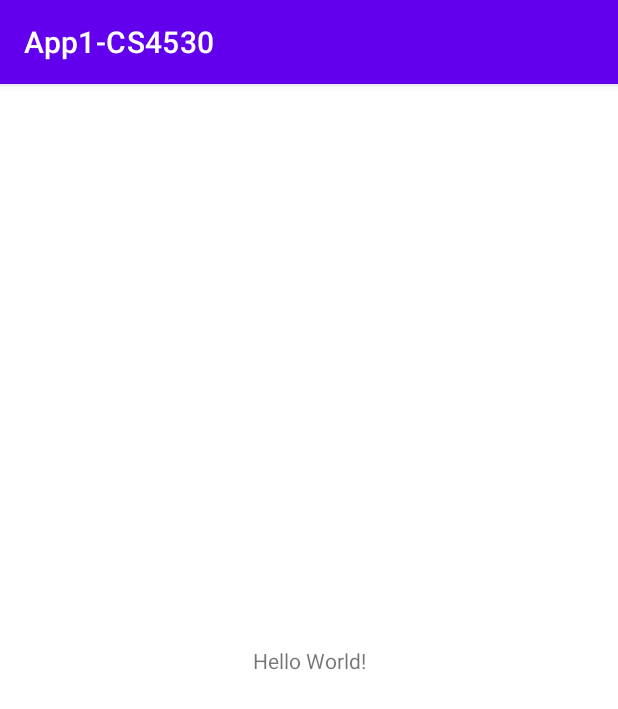
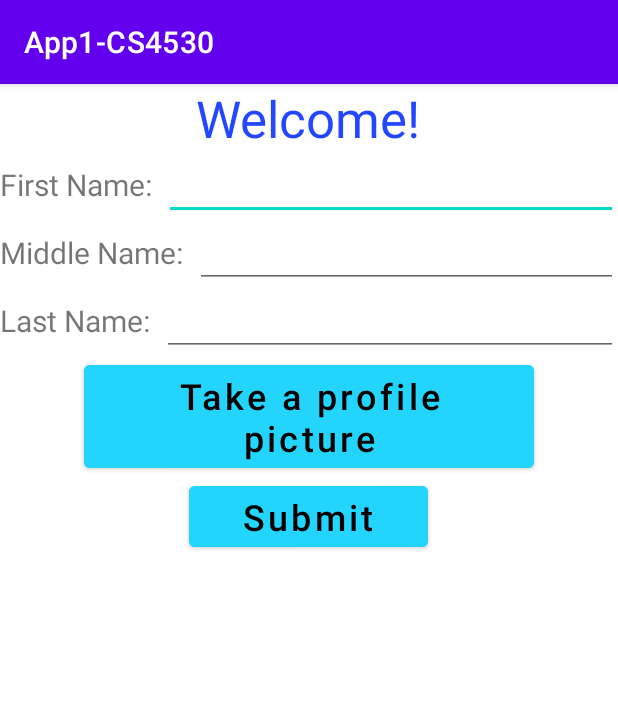
Before and after one commit to BenCShep/App1-CS4530, an Android app: the screen it shows after launch (MainActivity), on a phone screen of 412 x 824 dp. Shown: the top 709 px of the screen. Run offline under Robolectric (Android 15) with nearby library versions, the phone set to English and light mode, and no system bars.

Commit message:
Created initial layout for app

```diff
--- a/app/src/main/res/layout/activity_main.xml
+++ b/app/src/main/res/layout/activity_main.xml
@@ -1,18 +1,132 @@
 <?xml version="1.0" encoding="utf-8"?>
-<androidx.constraintlayout.widget.ConstraintLayout xmlns:android="http://schemas.android.com/apk/res/android"
+<LinearLayout xmlns:android="http://schemas.android.com/apk/res/android"
     xmlns:app="http://schemas.android.com/apk/res-auto"
     xmlns:tools="http://schemas.android.com/tools"
     android:layout_width="match_parent"
     android:layout_height="match_parent"
-    tools:context=".MainActivity">
+    android:orientation="vertical"
+    android:layout_gravity="center">
 
-    <TextView
-        android:layout_width="wrap_content"
+    <LinearLayout
+        android:layout_width="match_parent"
         android:layout_height="wrap_content"
-        android:text="Hello World!"
-        app:layout_constraintBottom_toBottomOf="parent"
-        app:layout_constraintEnd_toEndOf="parent"
-        app:layout_constraintStart_toStartOf="parent"
-        app:layout_constraintTop_toTopOf="parent" />
+        android:layout_centerVertical="true"
+        android:gravity="center"
+        android:orientation="horizontal">
 
-</androidx.constraintlayout.widget.ConstraintLayout>
+        <TextView
+            android:id="@+id/textview_first"
+            android:layout_width="wrap_content"
+            android:layout_height="wrap_content"
+            android:gravity="center_vertical"
+            android:text="Welcome!"
+            android:textColor="#2247FE"
+            android:textSize="34sp" />
+    </LinearLayout>
+
+    <LinearLayout
+        android:layout_width="match_parent"
+        android:layout_height="wrap_content"
+        android:orientation="horizontal"
+        android:layout_centerVertical="true"
+        >
+
+        <TextView
+            android:id="@+id/tv_First"
+            android:layout_width="wrap_content"
+            android:layout_height="wrap_content"
+            android:layout_marginRight="8dp"
+            android:layout_weight="0"
+            android:text="First Name:"
+            android:textSize="20sp" />
+
+        <EditText
+            android:id="@+id/et_First"
+            android:layout_width="32dp"
+            android:layout_height="wrap_content"
+            android:layout_weight="1" />
+    </LinearLayout>
+
+    <LinearLayout
+        android:layout_width="match_parent"
+        android:layout_height="wrap_content"
+        android:layout_centerVertical="true"
+        android:orientation="horizontal">
+
+        <TextView
+            android:id="@+id/tv_Middle"
+            android:layout_width="wrap_content"
+            android:layout_height="wrap_content"
+            android:layout_marginRight="8dp"
+            android:layout_weight="0"
+            android:text="Middle Name:"
+            android:textSize="20sp" />
+
+        <EditText
+            android:id="@+id/et_Middle"
+            android:layout_width="32dp"
+            android:layout_height="wrap_content"
+            android:layout_weight="1" />
+    </LinearLayout>
+
+    <LinearLayout
+        android:layout_width="match_parent"
+        android:layout_height="wrap_content"
+        android:layout_centerVertical="true"
+        android:orientation="horizontal">
+
+        <TextView
+            android:id="@+id/tv_Last"
+            android:layout_width="wrap_content"
+            android:layout_height="wrap_content"
+            android:layout_marginRight="8dp"
+            android:layout_weight="0"
+            android:text="Last Name:"
+            android:textSize="20sp" />
+
+        <EditText
+            android:id="@+id/et_Last"
+            android:layout_width="32dp"
+            android:layout_height="wrap_content"
+            android:layout_weight="1" />
+    </LinearLayout>
+
+    <LinearLayout
+        android:layout_width="match_parent"
+        android:layout_height="wrap_content"
+        android:orientation="horizontal"
+        android:layout_centerVertical="true"
+        android:gravity="center"
+        >
+
+        <Button
+            android:id="@+id/button_second"
+            android:layout_width="300dp"
+            android:layout_height="wrap_content"
+            android:textAllCaps="false"
+            android:text="Take a profile picture"
+            android:textSize="24sp"
+            android:backgroundTint="#23D5FD"
+            android:textColor="@android:color/black" />
+    </LinearLayout>
+
+    <LinearLayout
+        android:layout_width="match_parent"
+        android:layout_height="wrap_content"
+        android:orientation="horizontal"
+        android:layout_centerVertical="true"
+        android:gravity="center"
+        >
+
+        <Button
+            android:id="@+id/button_first"
+            android:layout_width="159dp"
+            android:layout_height="wrap_content"
+            android:textAllCaps="false"
+            android:text="Submit"
+            android:textSize="24sp"
+            android:backgroundTint="#23D5FD"
+            android:textColor="@android:color/black" />
+    </LinearLayout>
+
+</LinearLayout>
```
